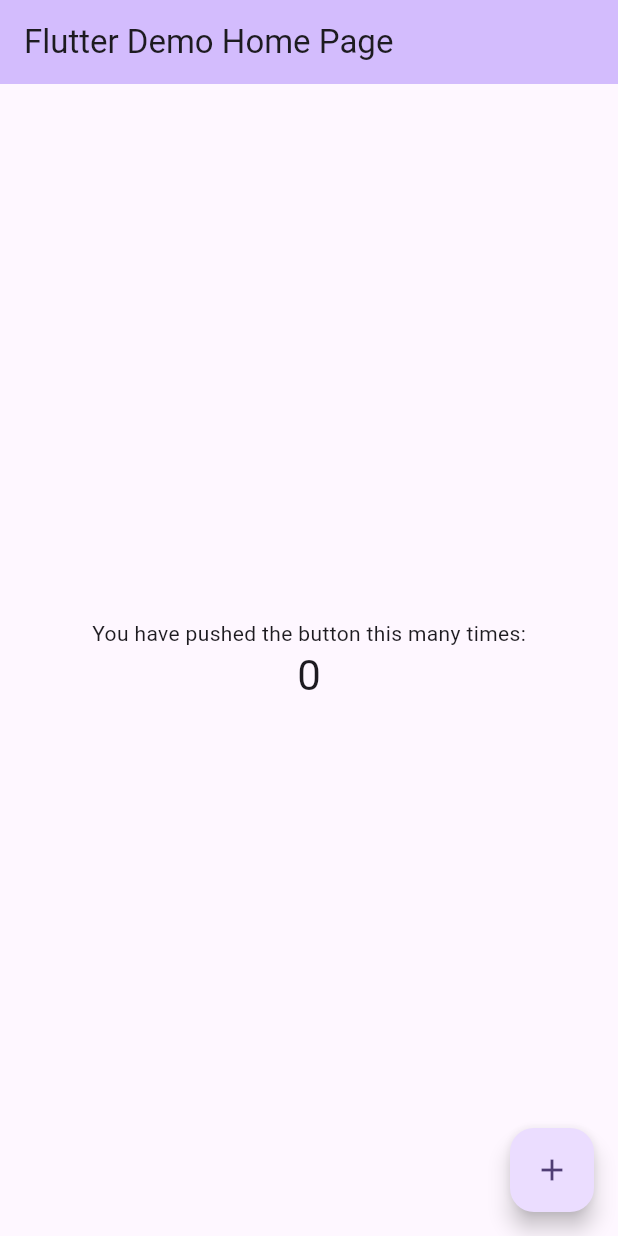
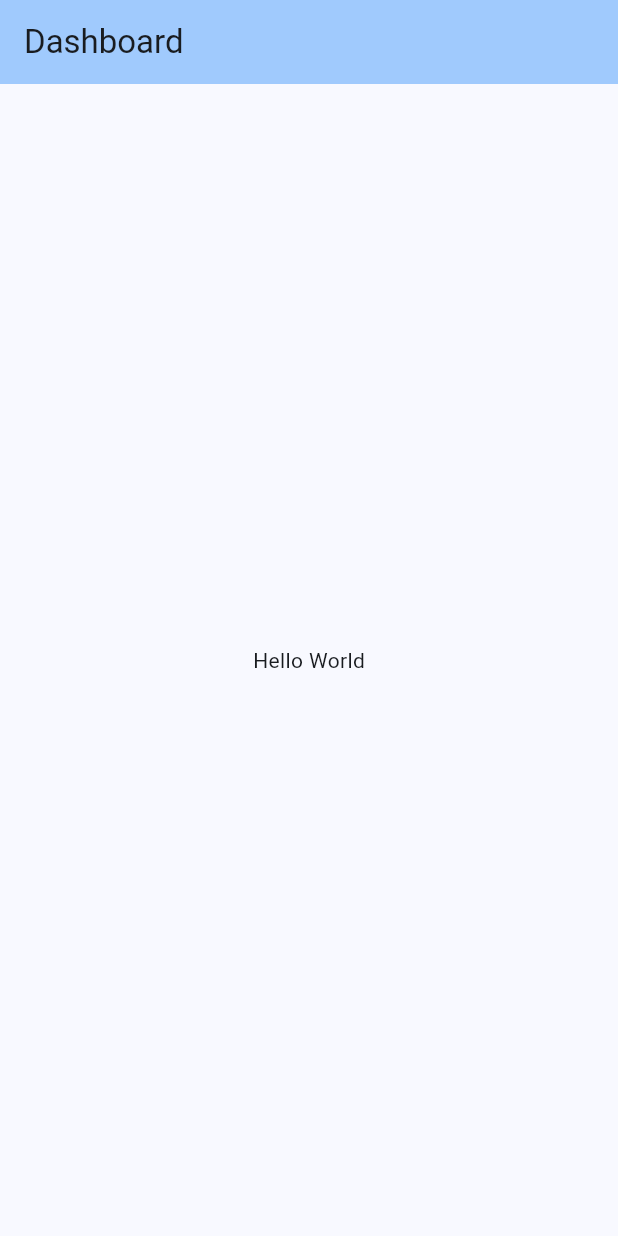
Before and after one commit to Atr07/Flutter2025, a Flutter app: the screen it shows after launch, on a phone screen of 412 x 824 dp. Run offline on Flutter 3.47's test engine with Material 3 defaults, Android fonts, the phone set to English and light mode, and no system bars.

Commit message:
commit for hello_world - text updated

```diff
--- a/hello_world/lib/main.dart
+++ b/hello_world/lib/main.dart
@@ -13,40 +13,16 @@ class MyApp extends StatelessWidget {
     return MaterialApp(
       title: 'Flutter Demo',
       theme: ThemeData(
-        // This is the theme of your application.
-        //
-        // TRY THIS: Try running your application with "flutter run". You'll see
-        // the application has a purple toolbar. Then, without quitting the app,
-        // try changing the seedColor in the colorScheme below to Colors.green
-        // and then invoke "hot reload" (save your changes or press the "hot
-        // reload" button in a Flutter-supported IDE, or press "r" if you used
-        // the command line to start the app).
-        //
-        // Notice that the counter didn't reset back to zero; the application
-        // state is not lost during the reload. To reset the state, use hot
-        // restart instead.
-        //
-        // This works for code too, not just values: Most code changes can be
-        // tested with just a hot reload.
-        colorScheme: ColorScheme.fromSeed(seedColor: Colors.deepPurple),
+        colorScheme: ColorScheme.fromSeed(seedColor: Colors.blue),
         useMaterial3: true,
       ),
-      home: const MyHomePage(title: 'Flutter Demo Home Page'),
+      home: const MyHomePage(title: 'Dashboard'),
     );
   }
 }
 
 class MyHomePage extends StatefulWidget {
   const MyHomePage({super.key, required this.title});
-
-  // This widget is the home page of your application. It is stateful, meaning
-  // that it has a State object (defined below) that contains fields that affect
-  // how it looks.
-
-  // This class is the configuration for the state. It holds the values (in this
-  // case the title) provided by the parent (in this case the App widget) and
-  // used by the build method of the State. Fields in a Widget subclass are
-  // always marked "final".
 
   final String title;
 
@@ -55,70 +31,23 @@ class MyHomePage extends StatefulWidget {
 }
 
 class _MyHomePageState extends State<MyHomePage> {
-  int _counter = 0;
-
-  void _incrementCounter() {
-    setState(() {
-      // This call to setState tells the Flutter framework that something has
-      // changed in this State, which causes it to rerun the build method below
-      // so that the display can reflect the updated values. If we changed
-      // _counter without calling setState(), then the build method would not be
-      // called again, and so nothing would appear to happen.
-      _counter++;
-    });
-  }
 
   @override
   Widget build(BuildContext context) {
-    // This method is rerun every time setState is called, for instance as done
-    // by the _incrementCounter method above.
-    //
-    // The Flutter framework has been optimized to make rerunning build methods
-    // fast, so that you can just rebuild anything that needs updating rather
-    // than having to individually change instances of widgets.
     return Scaffold(
       appBar: AppBar(
-        // TRY THIS: Try changing the color here to a specific color (to
-        // Colors.amber, perhaps?) and trigger a hot reload to see the AppBar
-        // change color while the other colors stay the same.
         backgroundColor: Theme.of(context).colorScheme.inversePrimary,
-        // Here we take the value from the MyHomePage object that was created by
-        // the App.build method, and use it to set our appbar title.
         title: Text(widget.title),
       ),
       body: Center(
-        // Center is a layout widget. It takes a single child and positions it
-        // in the middle of the parent.
         child: Column(
-          // Column is also a layout widget. It takes a list of children and
-          // arranges them vertically. By default, it sizes itself to fit its
-          // children horizontally, and tries to be as tall as its parent.
-          //
-          // Column has various properties to control how it sizes itself and
-          // how it positions its children. Here we use mainAxisAlignment to
-          // center the children vertically; the main axis here is the vertical
-          // axis because Columns are vertical (the cross axis would be
-          // horizontal).
-          //
-          // TRY THIS: Invoke "debug painting" (choose the "Toggle Debug Paint"
-          // action in the IDE, or press "p" in the console), to see the
-          // wireframe for each widget.
           mainAxisAlignment: MainAxisAlignment.center,
           children: <Widget>[
             const Text(
-              'You have pushed the button this many times:',
-            ),
-            Text(
-              '$_counter',
-              style: Theme.of(context).textTheme.headlineMedium,
+              'Hello World',
             ),
           ],
         ),
-      ),
-      floatingActionButton: FloatingActionButton(
-        onPressed: _incrementCounter,
-        tooltip: 'Increment',
-        child: const Icon(Icons.add),
       ), // This trailing comma makes auto-formatting nicer for build methods.
     );
   }
```
